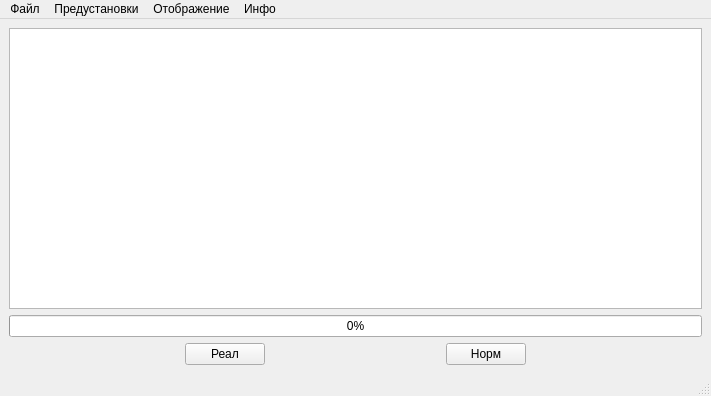
Qt form bf4bh2.ui (UndeadMorose/BF4BH2) before a commit.
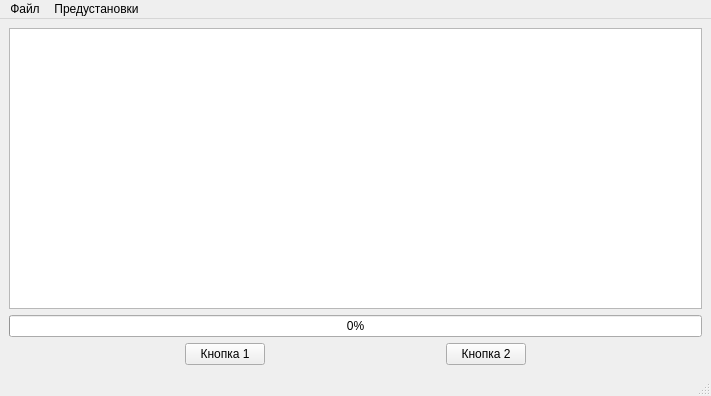
The same form after that commit. Icons and pictures are not drawn.

```diff
--- a/bf4bh2.ui
+++ b/bf4bh2.ui
@@ -53,7 +53,7 @@
       <item>
        <widget class="QPushButton" name="uib0">
         <property name="text">
-         <string>Реал</string>
+         <string>Кнопка 1</string>
         </property>
        </widget>
       </item>
@@ -73,7 +73,7 @@
       <item>
        <widget class="QPushButton" name="uib1">
         <property name="text">
-         <string>Норм</string>
+         <string>Кнопка 2</string>
         </property>
        </widget>
       </item>
@@ -103,12 +103,6 @@
      <height>20</height>
     </rect>
    </property>
-   <widget class="QMenu" name="uimInfo">
-    <property name="title">
-     <string>Инфо</string>
-    </property>
-    <addaction name="uiaAbout"/>
-   </widget>
    <widget class="QMenu" name="uimFile">
     <property name="title">
      <string>Файл</string>
@@ -116,12 +110,6 @@
     <addaction name="separator"/>
     <addaction name="uiaQuit"/>
    </widget>
-   <widget class="QMenu" name="uimView">
-    <property name="title">
-     <string>Отображение</string>
-    </property>
-    <addaction name="uiaRow"/>
-   </widget>
    <widget class="QMenu" name="uimPreset">
     <property name="title">
      <string>Предустановки</string>
@@ -129,8 +117,6 @@
    </widget>
    <addaction name="uimFile"/>
    <addaction name="uimPreset"/>
-   <addaction name="uimView"/>
-   <addaction name="uimInfo"/>
   </widget>
   <widget class="QStatusBar" name="statusbar"/>
   <action name="uiaQuit">
```
Left out of the diff: 2 changed lines with no effect on the pictures.
